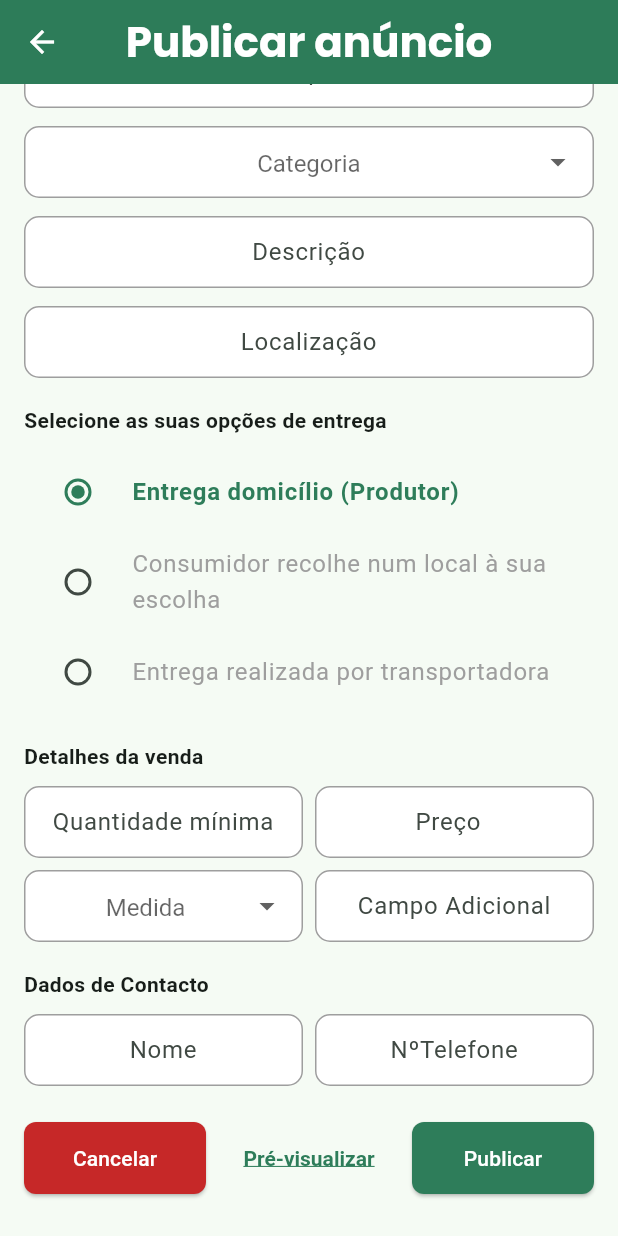
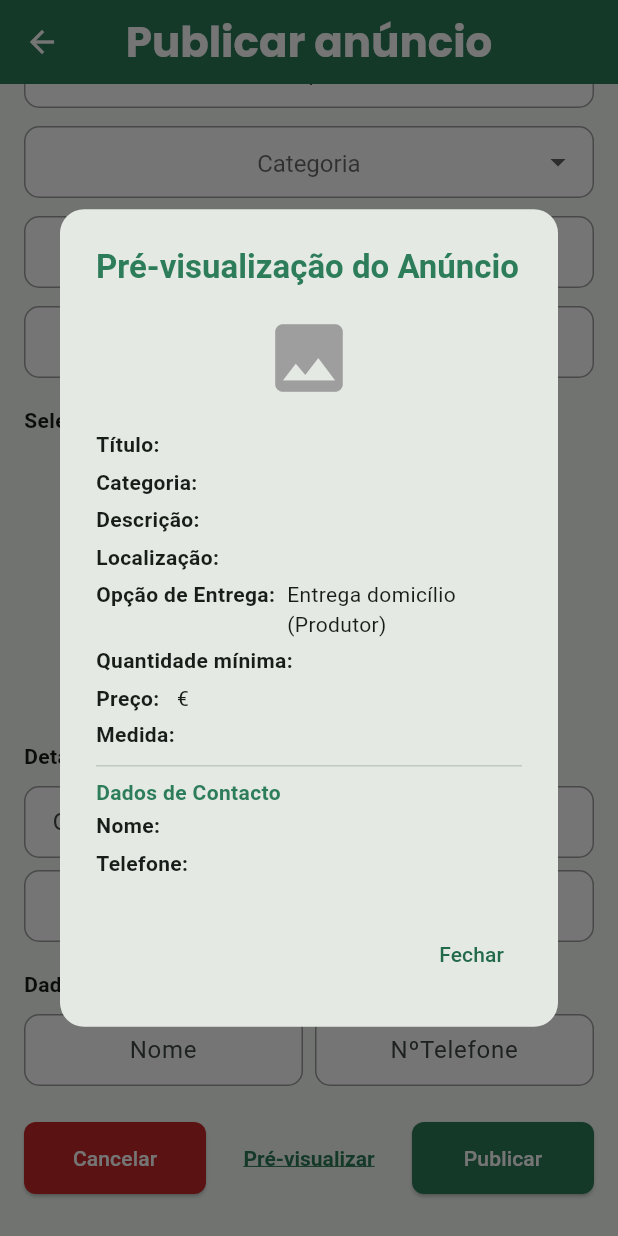
Before and after one commit to Piintoziz/Computa-o_M-vel, a Flutter app: the PublicarAnuncioPage screen opened by its route, scrolled down 154 dp, after a tap on "Pré-visualizar", on a phone screen of 412 x 824 dp. Run offline on Flutter 3.47's test engine with Material 3 defaults, Android fonts, the light colour scheme and no system bars; our stand-ins replace dio, firebase_auth, firebase_core, firebase_database, google_fonts, google_sign_in and 1 more; accounts and stored records are empty; network calls fail.

Commit message:
Pré-visualização do publicar anuncio implementado e pop up das encomendas abandonadas implementado tambem

```diff
--- a/flutter_application_1/lib/pages/gestao_encomendas_compras_abandonadas.dart
+++ b/flutter_application_1/lib/pages/gestao_encomendas_compras_abandonadas.dart
@@ -137,7 +137,9 @@ class _GestaoEncomendasComprasAbandonadasPageState extends State<GestaoEncomenda
                           ),
                           const SizedBox(width: 8),
                           ElevatedButton(
-                            onPressed: () {},
+                            onPressed: () {
+                              _mostrarLembreteEnviado(context, compra['nome']);
+                            },
                             style: ElevatedButton.styleFrom(
                               backgroundColor: const Color(0xFF2E7D5A),
                               foregroundColor: Colors.white,
@@ -158,4 +160,28 @@ class _GestaoEncomendasComprasAbandonadasPageState extends State<GestaoEncomenda
       ),
     );
   }
+
+  void _mostrarLembreteEnviado(BuildContext context, String nome) {
+    showDialog(
+      context: context,
+      builder: (context) => AlertDialog(
+        shape: RoundedRectangleBorder(borderRadius: BorderRadius.circular(16)),
+        title: const Text('Lembrete Enviado!', style: TextStyle(fontWeight: FontWeight.bold, color: Color(0xFF2E7D5A))),
+        content: Column(
+          mainAxisSize: MainAxisSize.min,
+          children: [
+            const Icon(Icons.check_circle, color: Color(0xFF2E7D5A), size: 48),
+            const SizedBox(height: 12),
+            Text('Foi enviado um lembrete para o cliente $nome com sucesso!', textAlign: TextAlign.center),
+          ],
+        ),
+        actions: [
+          TextButton(
+            onPressed: () => Navigator.of(context).pop(),
+            child: const Text('Fechar'),
+          ),
+        ],
+      ),
+    );
+  }
 }
--- a/flutter_application_1/lib/pages/publicar_anuncio_page.dart
+++ b/flutter_application_1/lib/pages/publicar_anuncio_page.dart
@@ -80,6 +80,77 @@ class _PublicarAnuncioPageState extends State<PublicarAnuncioPage> {
       'dataPublicacao': dataFormatada,
       // 'fotos': [...], // Adicionar aqui o upload das imagens se necessário
     });
+  }
+
+  void _mostrarPreVisualizacao() {
+    showDialog(
+      context: context,
+      builder: (context) {
+        return AlertDialog(
+          shape: RoundedRectangleBorder(borderRadius: BorderRadius.circular(16)),
+          title: const Text('Pré-visualização do Anúncio', style: TextStyle(fontWeight: FontWeight.bold, fontSize: 22, color: Color(0xFF2E7D5A))),
+          content: SingleChildScrollView(
+            child: Column(
+              crossAxisAlignment: CrossAxisAlignment.stretch,
+              children: [
+                Row(
+                  mainAxisAlignment: MainAxisAlignment.center,
+                  children: _imagens.where((img) => img != null).isNotEmpty
+                    ? _imagens.where((img) => img != null).map((img) => Padding(
+                        padding: const EdgeInsets.symmetric(horizontal: 4),
+                        child: ClipRRect(
+                          borderRadius: BorderRadius.circular(8),
+                          child: Image.file(
+                            File(img!.path),
+                            width: 80,
+                            height: 80,
+                            fit: BoxFit.cover,
+                          ),
+                        ),
+                      )).toList()
+                    : [const Icon(Icons.image, size: 60, color: Colors.grey)],
+                ),
+                const SizedBox(height: 16),
+                _linhaPreview('Título:', _tituloController.text),
+                _linhaPreview('Categoria:', _categoriaSelecionada ?? ''),
+                _linhaPreview('Descrição:', _descricaoController.text),
+                _linhaPreview('Localização:', _localizacaoController.text),
+                _linhaPreview('Opção de Entrega:', _entregaOptions[_selectedEntrega]),
+                _linhaPreview('Quantidade mínima:', _quantidadeController.text),
+                _linhaPreview('Preço:', _precoController.text + ' €'),
+                _linhaPreview('Medida:', _medidaSelecionada ?? ''),
+                if (_campoAdicionalController.text.isNotEmpty)
+                  _linhaPreview('Campo Adicional:', _campoAdicionalController.text),
+                const Divider(),
+                const Text('Dados de Contacto', style: TextStyle(fontWeight: FontWeight.bold, color: Color(0xFF2E7D5A))),
+                _linhaPreview('Nome:', _nomeController.text),
+                _linhaPreview('Telefone:', _telefoneController.text),
+              ],
+            ),
+          ),
+          actions: [
+            TextButton(
+              onPressed: () => Navigator.of(context).pop(),
+              child: const Text('Fechar'),
+            ),
+          ],
+        );
+      },
+    );
+  }
+
+  Widget _linhaPreview(String titulo, String valor) {
+    return Padding(
+      padding: const EdgeInsets.symmetric(vertical: 2.0),
+      child: Row(
+        crossAxisAlignment: CrossAxisAlignment.start,
+        children: [
+          Text(titulo, style: const TextStyle(fontWeight: FontWeight.bold)),
+          const SizedBox(width: 8),
+          Expanded(child: Text(valor)),
+        ],
+      ),
+    );
   }
 
   @override
@@ -438,7 +509,9 @@ class _PublicarAnuncioPageState extends State<PublicarAnuncioPage> {
                   const SizedBox(width: 8),
                   Expanded(
                     child: TextButton(
-                      onPressed: () {},
+                      onPressed: () {
+                        _mostrarPreVisualizacao();
+                      },
                       style: TextButton.styleFrom(
                         foregroundColor: const Color(0xFF2E7D5A),
                         textStyle: const TextStyle(fontWeight: FontWeight.bold, decoration: TextDecoration.underline),
```
